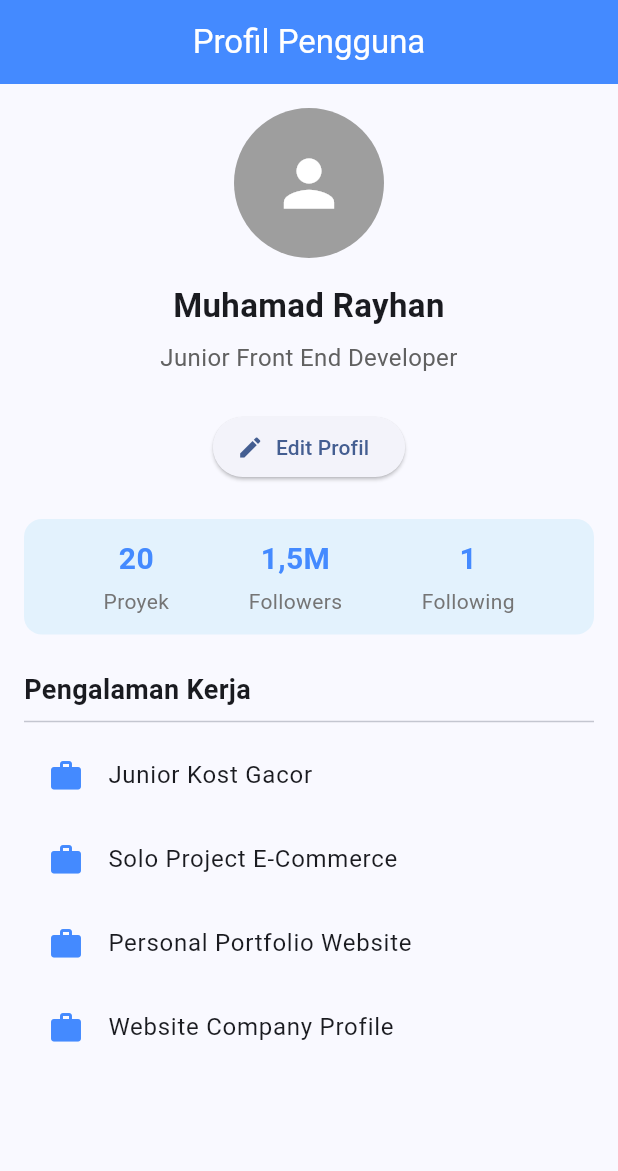
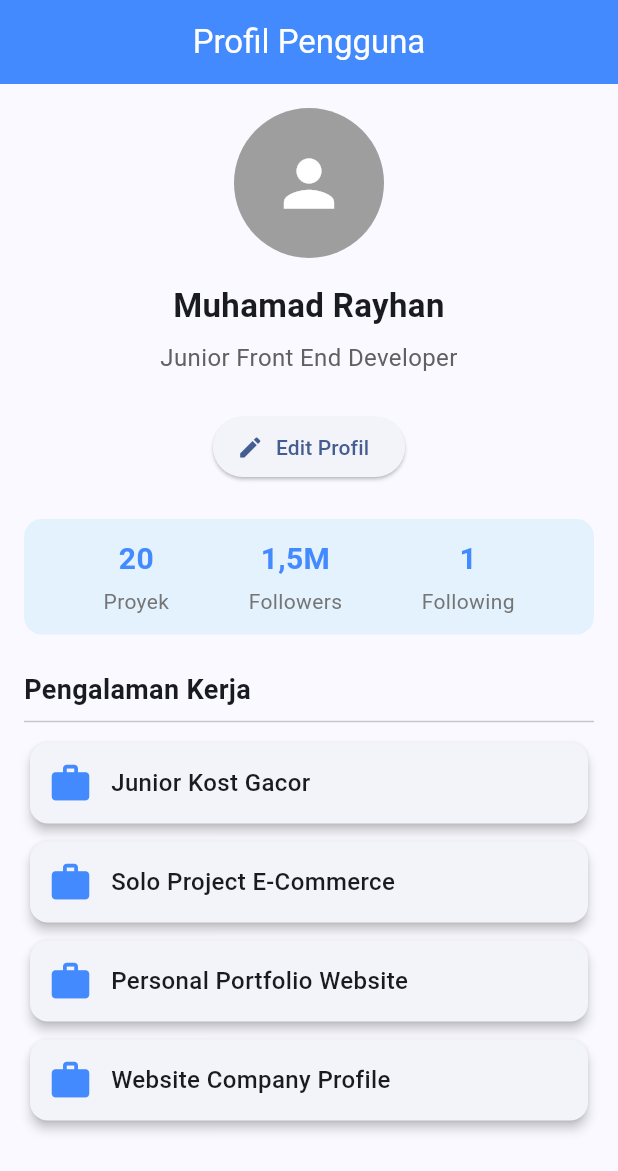
Before and after one commit to rayhan-18/flutter_t5, a Flutter app: the screen it shows after launch, on a phone screen of 412 x 824 dp. Shown: the top 1171 px of the screen. Run offline on Flutter 3.47's test engine with Material 3 defaults, Android fonts, the phone set to English and light mode, and no system bars.

Commit message:
refactor: extract list tile into ExperienceCard widget and apply styling

```diff
--- a/lib/profile_page.dart
+++ b/lib/profile_page.dart
@@ -100,14 +100,55 @@ class ProfilePage extends StatelessWidget {
               child: ListView.builder(
                 itemCount: experiences.length,
                 itemBuilder: (context, index) {
-                  return ListTile(
-                    leading: const Icon(
-                      Icons.work,
-                      color: Colors.blueAccent,
-                    ),
-                    title: Text(experiences[index]),
+                  return ExperienceCard(
+                    title: experiences[index],
                   );
                 },
+              ),
+            ),
+          ],
+        ),
+      ),
+    );
+  }
+}
+
+
+class ExperienceCard extends StatelessWidget {
+  final String title;
+
+  const ExperienceCard({
+    super.key,
+    required this.title,
+  });
+
+  @override
+  Widget build(BuildContext context) {
+    return Card(
+      elevation: 3,
+      margin: const EdgeInsets.symmetric(
+        vertical: 6,
+        horizontal: 4,
+      ),
+      child: Padding(
+        padding: const EdgeInsets.all(12),
+        child: Row(
+          children: [
+            const Icon(
+              Icons.work,
+              color: Colors.blueAccent,
+              size: 30,
+            ),
+
+            const SizedBox(width: 12),
+
+            Expanded(
+              child: Text(
+                title,
+                style: const TextStyle(
+                  fontSize: 16,
+                  fontWeight: FontWeight.w500,
+                ),
               ),
             ),
           ],
```
